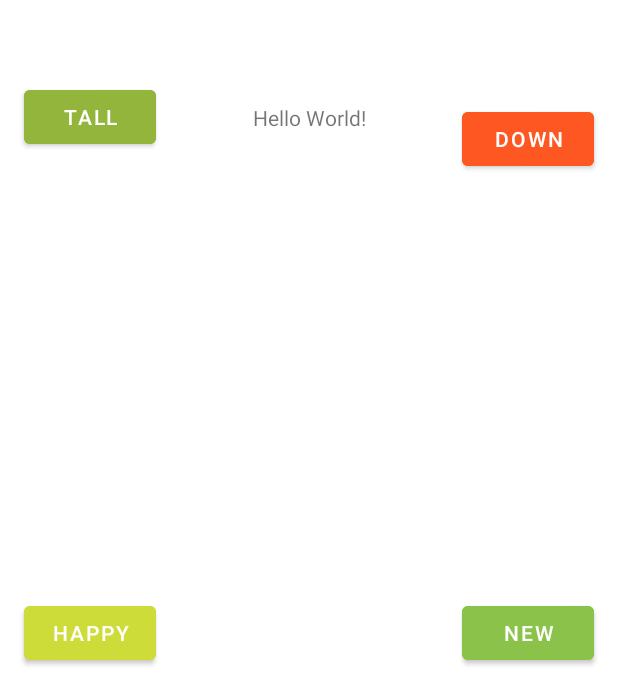
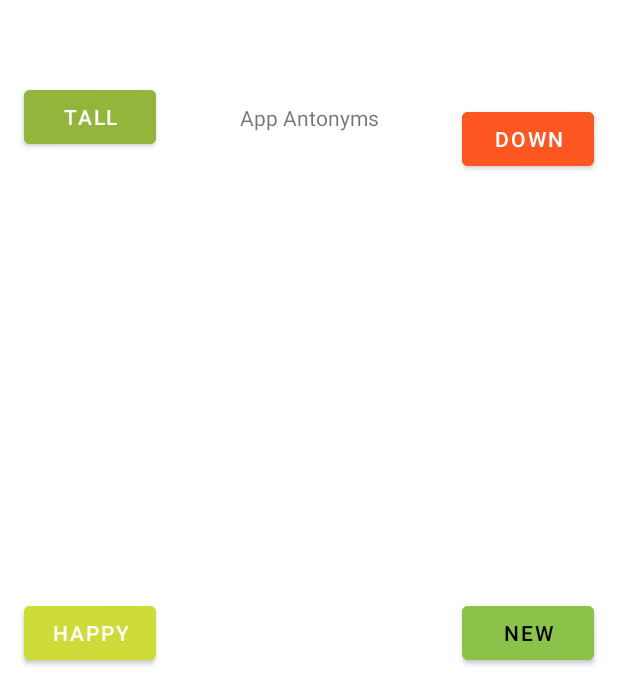
Before and after one commit to memor99/LaboAndroid, an Android app: the screen it shows after launch (MainActivity), on a phone screen of 412 x 824 dp. Shown: the part 543-1233 px from the top of the screen. Run offline under Robolectric (Android 15) with nearby library versions, the phone set to English and light mode, and no system bars.

Commit message:
change: new/old button color

```diff
--- a/Labo/app/src/main/res/layout/activity_main.xml
+++ b/Labo/app/src/main/res/layout/activity_main.xml
@@ -9,7 +9,7 @@
     <TextView
         android:layout_width="wrap_content"
         android:layout_height="wrap_content"
-        android:text="Hello World!"
+        android:text="App Antonyms"
         app:layout_constraintBottom_toBottomOf="parent"
         app:layout_constraintLeft_toLeftOf="parent"
         app:layout_constraintRight_toRightOf="parent"
@@ -25,6 +25,7 @@
         android:layout_marginRight="16dp"
         android:layout_marginBottom="16dp"
         android:text="New"
+        android:textColor="@color/black"
         android:backgroundTint="#8BC34A"
         app:layout_constraintBottom_toBottomOf="parent"
         app:layout_constraintEnd_toEndOf="parent" />
```
